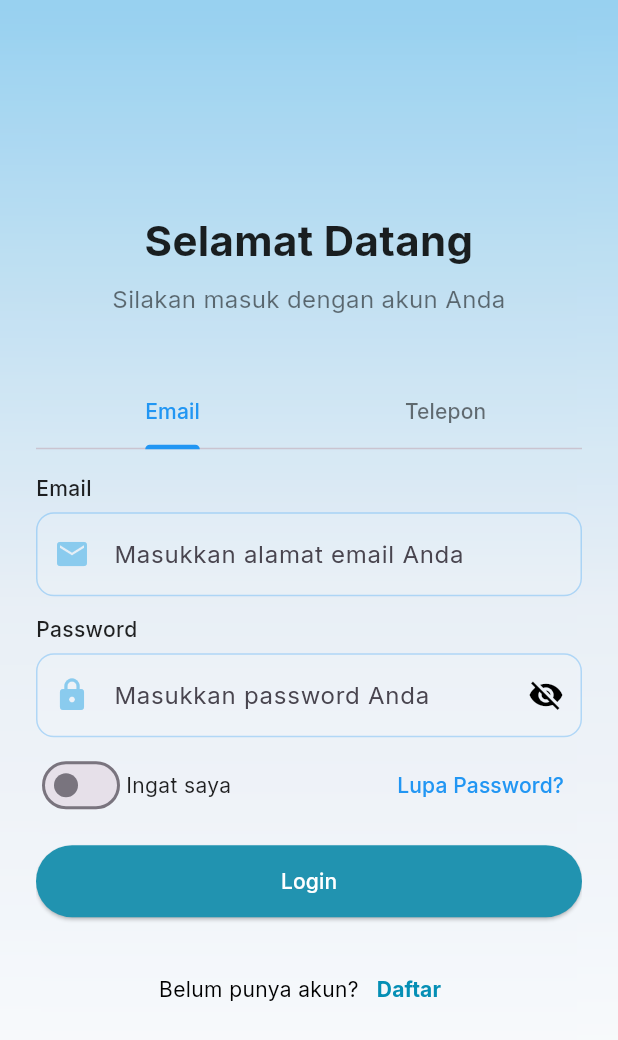
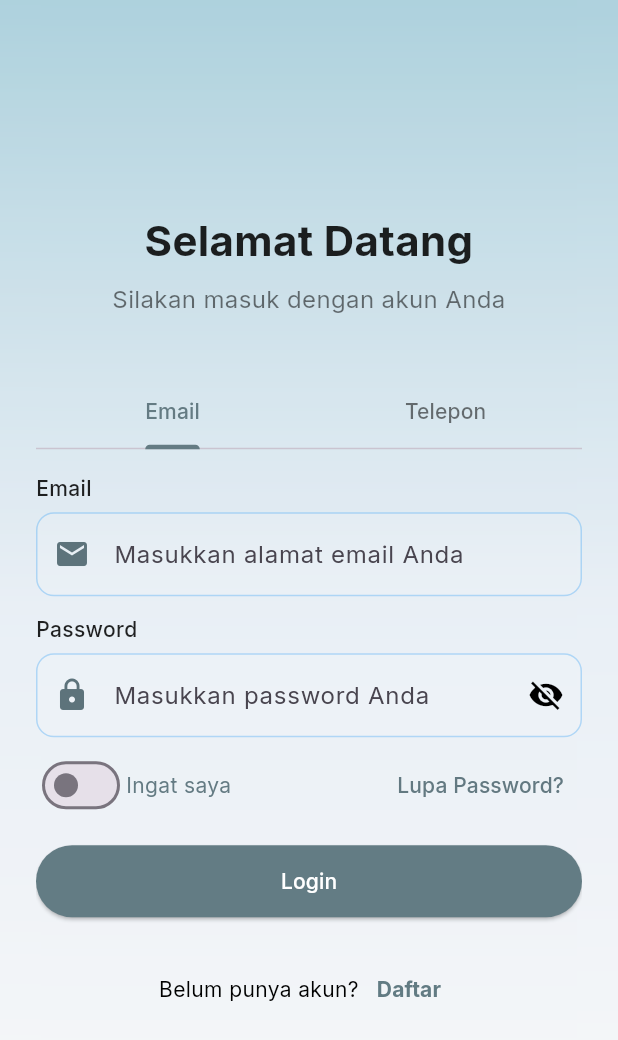
Before and after one commit to Moretzprog/aplikasiRT, a Flutter app: the screen it shows after launch, after a tap on "Next", after a tap on "Skip", on a phone screen of 412 x 824 dp. Shown: the top 1040 px of the screen. Run offline on Flutter 3.47's test engine with Material 3 defaults, Android fonts, the phone set to English and light mode, and no system bars; our stand-ins replace firebase_auth, firebase_core, flutter_spinkit, share_plus, shared_preferences; accounts and stored records are empty.

Commit message:
update v4

```diff
--- a/lib/screens/login_screen.dart
+++ b/lib/screens/login_screen.dart
@@ -218,7 +218,7 @@ class _LoginScreenState extends State<LoginScreen>
         borderRadius: BorderRadius.circular(12),
         borderSide: const BorderSide(color: Colors.blue),
       ),
-      prefixIcon: Icon(icon, color: const Color.fromARGB(255, 138, 203, 238)),
+      prefixIcon: Icon(icon, color:Color.fromARGB(255, 93, 115, 123)),
       suffixIcon: suffixIcon,
     );
   }
@@ -236,11 +236,11 @@ class _LoginScreenState extends State<LoginScreen>
                 _saveUserData(); // langsung simpan
               },
               activeThumbColor: Colors.white,
-              activeTrackColor: const Color.fromARGB(255, 100, 175, 228),
+              activeTrackColor: Color(0xFFA4CCD9),
             ),
             const Text(
               "Ingat saya",
-              style: TextStyle(fontSize: 14, color: Colors.black87),
+              style: TextStyle(fontSize: 14, color: Color.fromARGB(255, 100, 123, 131)),
             ),
           ],
         ),
@@ -252,7 +252,7 @@ class _LoginScreenState extends State<LoginScreen>
             "Lupa Password?",
             style: TextStyle(
               fontSize: 14,
-              color: Colors.blue,
+              color: Color.fromARGB(255, 99, 121, 129),
               fontWeight: FontWeight.w500,
             ),
           ),
@@ -272,9 +272,9 @@ class _LoginScreenState extends State<LoginScreen>
             decoration: const BoxDecoration(
               gradient: LinearGradient(
                 colors: [
-                  Color.fromARGB(255, 138, 203, 238),
+                  Color(0xFFA4CCD9),
                   Color.fromARGB(200, 225, 235, 242),
-                  Colors.white,
+                  Color.fromARGB(255, 249, 249, 249),
                 ],
                 begin: Alignment.topCenter,
                 end: Alignment.bottomCenter,
@@ -288,7 +288,6 @@ class _LoginScreenState extends State<LoginScreen>
 
           SafeArea(
             child: Padding(
-
               padding: const EdgeInsets.symmetric(horizontal: 24.0),
               child: Column(
                 mainAxisAlignment: MainAxisAlignment.center,
@@ -314,9 +313,9 @@ class _LoginScreenState extends State<LoginScreen>
                   // ----------- TAB LOGIN -----------
                   TabBar(
                     controller: _tabController,
-                    labelColor: Colors.blue,
+                    labelColor: Color.fromARGB(255, 100, 123, 131),
                     unselectedLabelColor: Colors.black54,
-                    indicatorColor: Colors.blue,
+                    indicatorColor: Color.fromARGB(255, 100, 123, 131),
                     tabs: const [
                       Tab(text: "Email"),
                       Tab(text: "Telepon"),
@@ -339,7 +338,7 @@ class _LoginScreenState extends State<LoginScreen>
                                 fontWeight: FontWeight.w500,
                               ),
                             ),
-                            const SizedBox(height: 6),
+                            const SizedBox(height: 6.0),
                             TextField(
                               controller: _emailController,
                               decoration: _inputDecoration(
@@ -348,7 +347,7 @@ class _LoginScreenState extends State<LoginScreen>
                                 hint: 'Masukkan alamat email Anda',
                               ),
                             ),
-                            const SizedBox(height: 12),
+                            const SizedBox(height: 12.0),
                             const Text(
                               "Password",
                               style: TextStyle(
@@ -356,7 +355,7 @@ class _LoginScreenState extends State<LoginScreen>
                                 fontWeight: FontWeight.w500,
                               ),
                             ),
-                            const SizedBox(height: 6),
+                            const SizedBox(height: 6.0),
                             TextField(
                               controller: _passwordController,
                               obscureText: !_isPasswordVisible,
@@ -379,20 +378,20 @@ class _LoginScreenState extends State<LoginScreen>
                                 ),
                               ),
                             ),
-                            const SizedBox(height: 8),
+                            const SizedBox(height: 8.0),
                             _buildRememberMeRow(),
-                            const SizedBox(height: 16),
+                            const SizedBox(height: 16.0),
                             ElevatedButton(
                               onPressed: _isLoading ? null : _loginWithEmail,
                               style: ElevatedButton.styleFrom(
-                                backgroundColor: const Color(0xFF2193b0),
+                                backgroundColor: Color.fromARGB(255, 99, 124, 132),
                                 foregroundColor: Colors.white,
-                                minimumSize: const Size(double.infinity, 48),
+                                minimumSize: const Size(double.infinity, 48.0),
                               ),
                               child: _isLoading
                                   ? const CircularProgressIndicator(
                                       color: Colors.white,
-                                      strokeWidth: 2,
+                                      strokeWidth: 2.5,
                                     )
                                   : const Text("Login"),
                             ),
@@ -410,7 +409,7 @@ class _LoginScreenState extends State<LoginScreen>
                                 fontWeight: FontWeight.w500,
                               ),
                             ),
-                            const SizedBox(height: 6),
+                            const SizedBox(height: 6.0),
                             TextField(
                               controller: _phoneController,
                               keyboardType: TextInputType.phone,
@@ -435,7 +434,7 @@ class _LoginScreenState extends State<LoginScreen>
                             ElevatedButton(
                               onPressed: _sendOtp,
                               style: ElevatedButton.styleFrom(
-                                backgroundColor: const Color(0xFF2193b0),
+                                backgroundColor: Color.fromARGB(255, 97, 121, 129),
                                 foregroundColor: Colors.white,
                                 minimumSize: const Size(double.infinity, 48),
                               ),
@@ -466,7 +465,7 @@ class _LoginScreenState extends State<LoginScreen>
                         child: const Text(
                           'Daftar',
                           style: TextStyle(
-                            color: Color.fromARGB(255, 5, 143, 181),
+                            color: Color.fromARGB(255, 98, 123, 131),
                             fontWeight: FontWeight.bold,
                           ),
                         ),
--- a/lib/screens/onboard_screen.dart
+++ b/lib/screens/onboard_screen.dart
@@ -18,20 +18,20 @@ class _OnboardingScreenState extends State<OnboardingScreen> {
     {
       "title": "Selamat Datang",
       "desc": "Mari berkolaborasi menjaga\nrumah tangga aman dan nyaman.",
-      "image": "assets/images/people3.png",
+      "image": "images/onboard1.png",
       "width": 300.0,
     },
     {
       "title": "Lapor Cepat",
       "desc":
           "Laporkan kejadian atau gangguan\nlangsung dari HP Anda kapan saja.",
-      "image": "assets/images/women.png",
+      "image": "images/onboard2.png",
       "width": 300.0,
     },
     {
       "title": "Komunitas Aman",
       "desc": "Bersama kami mewujudkan lingkungan\nyang lebih aman dan nyaman.",
-      "image": "assets/images/people2.png",
+      "image": "images/onboard3.png",
       "width": 500.0,
     },
   ];
@@ -57,7 +57,7 @@ class _OnboardingScreenState extends State<OnboardingScreen> {
             focalRadius: 1.0,
             radius: 1.0,
             colors: [
-              Color.fromARGB(255, 93, 181, 244),
+              Color(0xFFA4CCD9),
               Color.fromARGB(200, 225, 235, 242),
               Color.fromARGB(255, 249, 249, 249),
             ],
@@ -70,7 +70,7 @@ class _OnboardingScreenState extends State<OnboardingScreen> {
               Expanded(
                 child: PageView.builder(
                   controller: _pageController,
-                  physics: const NeverScrollableScrollPhysics(),
+                  physics: const BouncingScrollPhysics(),
                   onPageChanged: (index) {
                     setState(() => _currentPage = index);
                   },
@@ -84,16 +84,20 @@ class _OnboardingScreenState extends State<OnboardingScreen> {
                           onboardingData[index]["title"]!,
                           textAlign: TextAlign.center,
                           style: const TextStyle(
-                            fontSize: 28.0,
+                            fontSize: 30.0,
                             fontWeight: FontWeight.bold,
-                            // color: Colors.white,
+                            letterSpacing: 1.0,
+                            color: Colors.white,
                           ),
                         ),
                         const SizedBox(height: 10.0),
                         Text(
                           onboardingData[index]["desc"]!,
                           textAlign: TextAlign.center,
-                          style: const TextStyle(fontSize: 16.0, color: Colors.white),
+                          style: const TextStyle(
+                            fontSize: 16.0,
+                            color: Colors.white,
+                          ),
                         ),
                         const SizedBox(height: 40.0),
                         Expanded(
@@ -121,8 +125,8 @@ class _OnboardingScreenState extends State<OnboardingScreen> {
                     height: 8.0,
                     decoration: BoxDecoration(
                       color: _currentPage == index
-                          ? Colors.white
-                          : Colors.white54,
+                          ? Color(0xFFA4CCD9)
+                          : const Color.fromARGB(137, 213, 213, 213),
                       borderRadius: BorderRadius.circular(4.0),
                     ),
                   ),
@@ -149,12 +153,9 @@ class _OnboardingScreenState extends State<OnboardingScreen> {
                         }
                       },
                       style: ElevatedButton.styleFrom(
-                        backgroundColor: const Color.fromARGB(
-                          255,
-                          85,
-                          171,
-                          242,
-                        ),
+                        backgroundColor: const Color(0xFFA4CCD9).withOpacity(
+                          0.7,
+                        ), // Warna latar belakang dengan transparansi
                         foregroundColor: Colors.black87,
                         textStyle: const TextStyle(fontWeight: FontWeight.bold),
                         padding: const EdgeInsets.symmetric(vertical: 14.0),
```
Also changed, not shown: lib/screens/editprofile_screen.dart (added, +120 -0 lines), lib/screens/home_screen.dart (+9 -8 lines), lib/screens/pembayaran_screen.dart (+127 -77 lines), lib/screens/profile_screen.dart (+12 -4 lines), lib/screens/register.dart (+6 -6 lines), pubspec.yaml (+11 -5 lines), assets/images/creditcard.png (added), assets/images/homepage.png (renamed from assets/images/people1.png), assets/images/onboard1.png (renamed from assets/images/people3.png), assets/images/onboard2.png (renamed from assets/images/women.png), assets/images/onboard3.png (added), assets/images/people2.png (deleted), assets/images/profile/avatar1.jpg (added), assets/images/welcomescreen.png (deleted), 1 more files, 1 other file.
